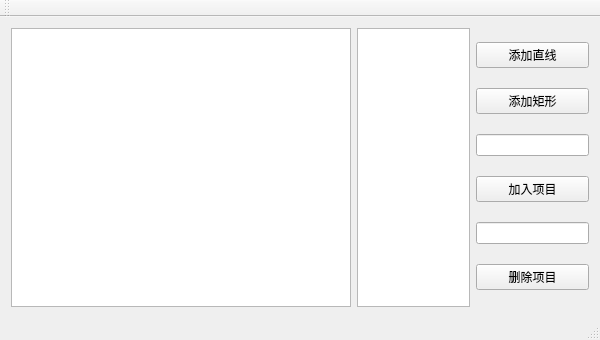
The window that mainwindow.ui (1143910315/Drawing) describes before a commit, drawn with Qt 5.
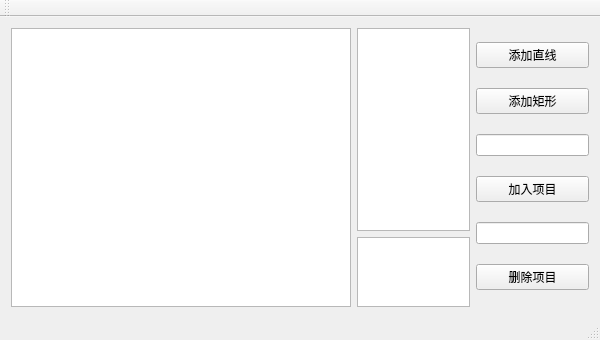
The same window after the commit. Custom widgets are drawn as their Qt base class.

Commit message:
修复QListView改变选择项没有事件问题
重写了QListView的selectionChanged方法

```diff
--- a/mainwindow.ui
+++ b/mainwindow.ui
@@ -21,7 +21,18 @@
        <widget class="GraphicsView" name="graphicsView"/>
       </item>
       <item>
-       <widget class="QListView" name="listView"/>
+       <layout class="QVBoxLayout" name="verticalLayout_2" stretch="3,1">
+        <item>
+         <widget class="SelectableListView" name="listView">
+          <property name="editTriggers">
+           <set>QAbstractItemView::NoEditTriggers</set>
+          </property>
+         </widget>
+        </item>
+        <item>
+         <widget class="QListView" name="listView_2"/>
+        </item>
+       </layout>
       </item>
       <item>
        <layout class="QVBoxLayout" name="verticalLayout">
@@ -106,6 +117,11 @@
    <extends>QGraphicsView</extends>
    <header>graphicsview.h</header>
   </customwidget>
+  <customwidget>
+   <class>SelectableListView</class>
+   <extends>QListView</extends>
+   <header location="global">selectablelistview.h</header>
+  </customwidget>
  </customwidgets>
  <resources/>
  <connections/>
```
The commit also changes 11 other files.
